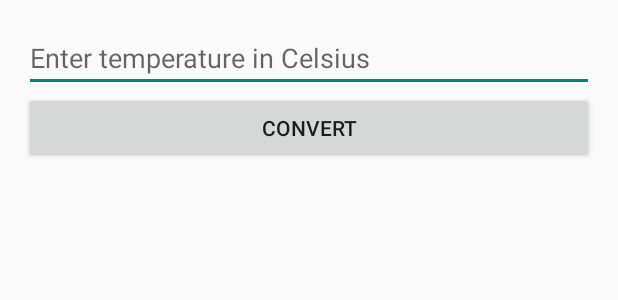
After one commit to DanielBrMz/TC2007B, an Android app built with Jetpack Compose: the layout activity_temperature_converter.xml on its own in the app's theme, with its tools: preview values and no code run, on a phone screen of 412 x 824 dp. The commit adds this screen. Shown: the top 300 px of the screen. Run offline under Robolectric (Android 15) with nearby library versions, the phone set to English and light mode, and no system bars.

Commit message:
progressing on temperature screen

```diff
--- a/UI_Development/app/src/main/AndroidManifest.xml
+++ b/UI_Development/app/src/main/AndroidManifest.xml
@@ -28,6 +28,10 @@
             android:name=".FeatureSelectionActivity"
             android:exported="false"
             android:theme="@style/Theme.AppCompat.Light.DarkActionBar" />
+        <activity
+            android:name=".TemperatureConverterActivity"
+            android:exported="false"
+            android:theme="@style/Theme.AppCompat.Light.DarkActionBar" />
     </application>
 
 </manifest>
--- a/UI_Development/app/src/main/java/com/example/ui_development/FeatureSelectionActivity.kt
+++ b/UI_Development/app/src/main/java/com/example/ui_development/FeatureSelectionActivity.kt
@@ -1,11 +1,19 @@
 package com.example.ui_development
 
+import android.content.Intent
 import android.os.Bundle
+import android.widget.Button
 import androidx.appcompat.app.AppCompatActivity
 
 class FeatureSelectionActivity : AppCompatActivity() {
     override fun onCreate(savedInstanceState: Bundle?) {
         super.onCreate(savedInstanceState)
         setContentView(R.layout.activity_feature_selection)
+
+        val btnTemperatureConverter = findViewById<Button>(R.id.btnTemperatureConverter)
+        btnTemperatureConverter.setOnClickListener {
+            val intent = Intent(this, TemperatureConverterActivity::class.java)
+            startActivity(intent)
+        }
     }
 }
--- /dev/null
+++ b/UI_Development/app/src/main/res/layout/activity_temperature_converter.xml
@@ -0,0 +1,31 @@
+<?xml version="1.0" encoding="utf-8"?>
+<LinearLayout
+    xmlns:android="http://schemas.android.com/apk/res/android"
+    android:layout_width="match_parent"
+    android:layout_height="match_parent"
+    android:orientation="vertical"
+    android:padding="16dp">
+
+    <EditText
+        android:id="@+id/etCelsius"
+        android:layout_width="match_parent"
+        android:layout_height="wrap_content"
+        android:hint="Enter temperature in Celsius"
+        android:inputType="numberDecimal" />
+
+    <Button
+        android:id="@+id/btnConvert"
+        android:layout_width="match_parent"
+        android:layout_height="wrap_content"
+        android:text="Convert" />
+
+    <TextView
+        android:id="@+id/tvFahrenheit"
+        android:layout_width="match_parent"
+        android:layout_height="wrap_content"
+        android:textSize="18sp"
+        android:textStyle="bold"
+        android:gravity="center"
+        android:layout_marginTop="16dp" />
+
+</LinearLayout>
```
